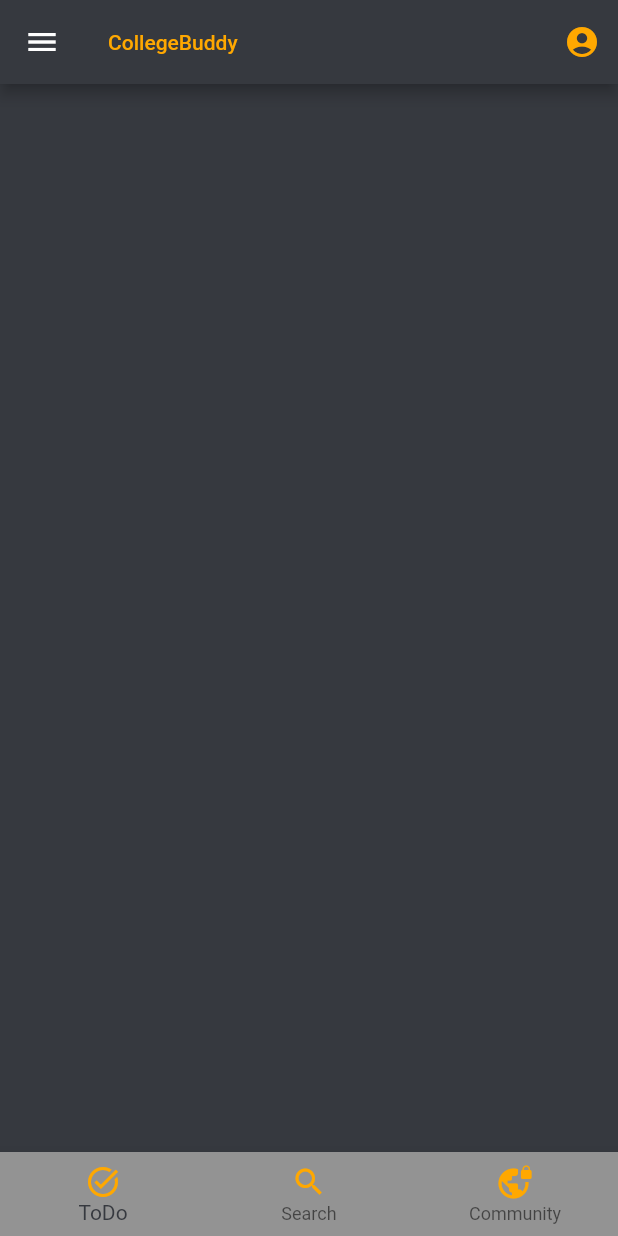
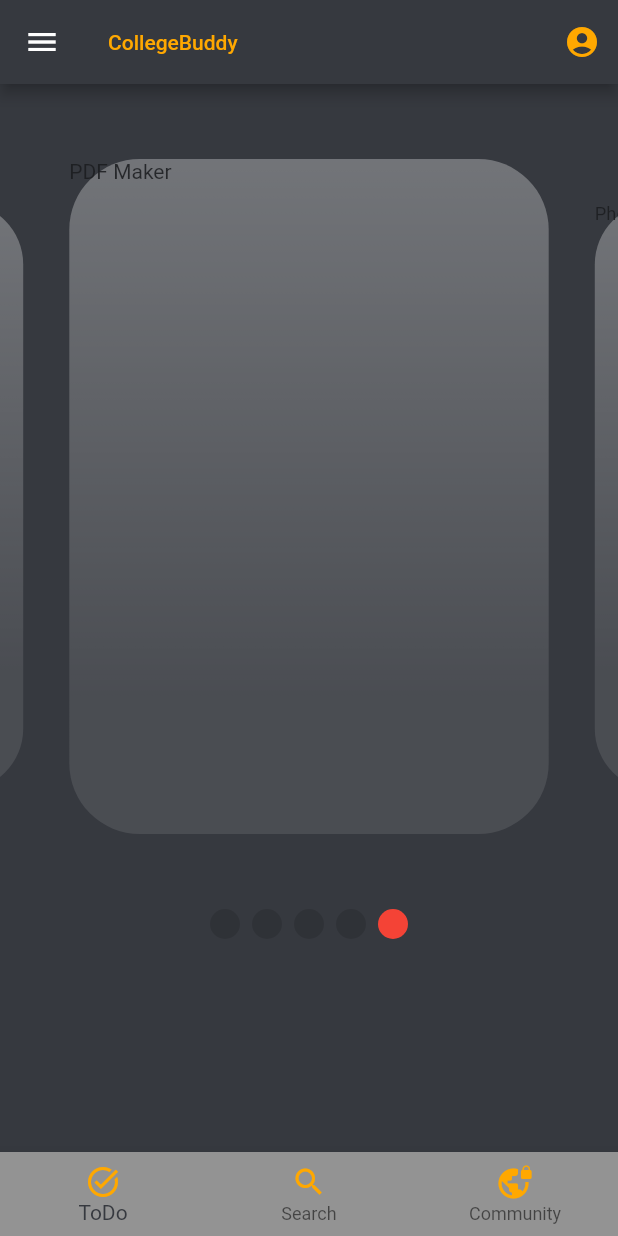
Before and after one commit to aaravs1031/college_buddy, a Flutter app: the screen it shows after launch, on a phone screen of 412 x 824 dp. Run offline on Flutter 3.47's test engine with Material 2 defaults, Android fonts, the phone set to English and light mode, and no system bars; drawn by our look-alikes of carousel_slider, smooth_page_indicator.

Commit message:
added SwipeCard and Dots

```diff
--- /dev/null
+++ b/lib/Model/SwipeCardModel.dart
@@ -0,0 +1,10 @@
+import 'package:flutter/material.dart';
+
+class SwipeCard {
+  final int id;
+  final String title;
+  final String content;
+
+  const SwipeCard(
+      {required this.id, required this.title, required this.content});
+}
--- /dev/null
+++ b/lib/SwipeCardData.dart
@@ -0,0 +1,12 @@
+import 'package:flutter/material.dart';
+
+import 'Model/SwipeCardModel.dart';
+
+const SwipeCardDataList = const [
+  SwipeCard(id: 0, title: 'PDF Maker', content: 'Make PDFs easily.'),
+  SwipeCard(
+      id: 1, title: 'Photo Tagging', content: 'Tag photos for easy access.'),
+  SwipeCard(id: 2, title: 'Reminder', content: 'Make easy reminders.'),
+  SwipeCard(id: 3, title: 'Community', content: 'Connect with peers.'),
+  SwipeCard(id: 4, title: 'ToDo', content: 'Simple ToDo list ; )'),
+];
--- /dev/null
+++ b/lib/Widget/SwipeCardWidget.dart
@@ -0,0 +1,83 @@
+import 'package:college_buddy/Model/SwipeCardModel.dart';
+import 'package:flutter/material.dart';
+import 'package:carousel_slider/carousel_slider.dart';
+import 'package:smooth_page_indicator/smooth_page_indicator.dart';
+
+import '../SwipeCardData.dart';
+
+class SliderWidget extends StatefulWidget {
+  const SliderWidget({super.key});
+
+  @override
+  State<SliderWidget> createState() => _SliderWidgetState();
+}
+
+int activeIndex = 0;
+
+class _SliderWidgetState extends State<SliderWidget> {
+  @override
+  Widget build(BuildContext context) {
+    return AnimatedSmoothIndicator(
+      activeIndex: activeIndex,
+      count: SwipeCardDataList.length,
+      effect: SlideEffect(
+        dotWidth: 20,
+        dotHeight: 20,
+        activeDotColor: Colors.red,
+        dotColor: Colors.black12,
+      ),
+    );
+  }
+}
+
+class SwipeCardWidget extends StatefulWidget {
+  const SwipeCardWidget({Key? key}) : super(key: key);
+
+  @override
+  State<SwipeCardWidget> createState() => _SwipeCardWidgetState();
+}
+
+class _SwipeCardWidgetState extends State<SwipeCardWidget> {
+  @override
+  Widget build(BuildContext context) {
+    return CarouselSlider(
+      items: SwipeCardDataList.map(
+        (i) {
+          setState(() {
+            activeIndex = i.id;
+          });
+          return Builder(
+            builder: (BuildContext context) {
+              return Opacity(
+                opacity: 0.5,
+                child: Container(
+                  width: MediaQuery.of(context).size.width,
+                  margin: EdgeInsets.symmetric(horizontal: 5.0, vertical: 50.0),
+                  decoration: BoxDecoration(
+                    borderRadius: BorderRadius.all(Radius.circular(47.0)),
+                    gradient: LinearGradient(
+                      begin: Alignment.topCenter,
+                      end: Alignment(0.0, 0.6),
+                      colors: <Color>[
+                        Color.fromRGBO(255, 255, 255, 0.6),
+                        Color.fromRGBO(255, 255, 255, 0.2),
+                      ],
+                    ),
+                  ),
+                  child: Text(SwipeCardDataList[i.id].title),
+                ),
+              );
+            },
+          );
+        },
+      ).toList(),
+      options: CarouselOptions(
+        height: 550.0,
+        enableInfiniteScroll: true,
+        aspectRatio: 16 / 9,
+        viewportFraction: 0.8,
+        enlargeCenterPage: true,
+      ),
+    );
+  }
+}
--- a/lib/main.dart
+++ b/lib/main.dart
@@ -9,7 +9,7 @@
   static const MaterialColor kToDark = const MaterialColor(
     0xff36393f, // 0% comes in here, this will be color picked if no shade is selected when defining a Color property which doesn’t require a swatch.
     const <int, Color>{
-      50: const Color(0xffce5641), //10%
+      50: const Color(0xffcd5641), //10%
       100: const Color(0xffb74c3a), //20%
       200: const Color(0xffa04332), //30%
       300: const Color(0xff89392b), //40%
@@ -27,15 +27,16 @@
   @override
   Widget build(BuildContext context) {
     return MaterialApp(
-      title: 'Flutter Demo',
+      title: 'CollegeBuddy',
       theme: ThemeData(
         primarySwatch:
             Palette.kToDark, //our palette goes here by tapping into the class
         accentColor: Color.fromRGBO(255, 168, 0, 1),
         textTheme: ThemeData.light().textTheme.copyWith(
-                bodyText1: TextStyle(
-              color: Color.fromRGBO(255, 168, 0, 1),
-            )),
+              bodyText1: TextStyle(
+                color: Color.fromRGBO(255, 168, 0, 1),
+              ),
+            ),
         iconTheme: IconThemeData(color: Color.fromRGBO(255, 168, 0, 1)),
       ),
       home: HomeScreen(),
--- a/lib/screens/homescreen.dart
+++ b/lib/screens/homescreen.dart
@@ -1,6 +1,12 @@
 import 'package:flutter/material.dart';
+import '../Widget/SwipeCardWidget.dart';
 
-class HomeScreen extends StatelessWidget {
+class HomeScreen extends StatefulWidget {
+  @override
+  State<HomeScreen> createState() => _HomeScreenState();
+}
+
+class _HomeScreenState extends State<HomeScreen> {
   @override
   Widget build(BuildContext context) {
     return Scaffold(
@@ -15,10 +21,18 @@ class HomeScreen extends StatelessWidget {
             icon: Icon(
               Icons.account_circle_rounded,
               color: Theme.of(context).iconTheme.color,
-                ))
-          ]),
+            ),
+          )
+        ],
+      ),
       body: Container(
         color: Theme.of(context).primaryColor,
+        child: Column(
+          children: <Widget>[
+            SwipeCardWidget(),
+            SliderWidget(),
+          ],
+        ),
       ),
       drawer: Drawer(child: ListView()),
       bottomNavigationBar: BottomNavigationBar(
@@ -30,7 +44,8 @@ class HomeScreen extends StatelessWidget {
               Icons.task_alt,
               color: Theme.of(context).iconTheme.color,
             ),
-              label: 'ToDo'),
+            label: 'ToDo',
+          ),
           BottomNavigationBarItem(
               backgroundColor: Theme.of(context).primaryColor,
               icon: Icon(
--- a/pubspec.yaml
+++ b/pubspec.yaml
@@ -29,6 +29,8 @@ environment:
 dependencies:
   flutter:
     sdk: flutter
+  carousel_slider: ^4.1.1
+  smooth_page_indicator: ^1.0.0+2
 
 
   # The following adds the Cupertino Icons font to your application.
```
Also changed, not shown: pubspec.lock. Lines whose indentation alone changed are shown as unchanged.
